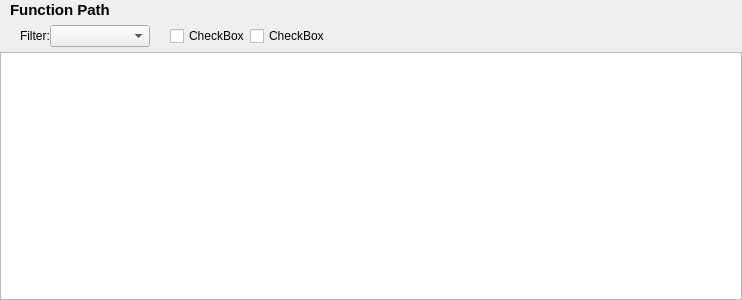
Above: Ui/FuncFormMob.ui from golden7602/zion before the change. Below: the same form after it.
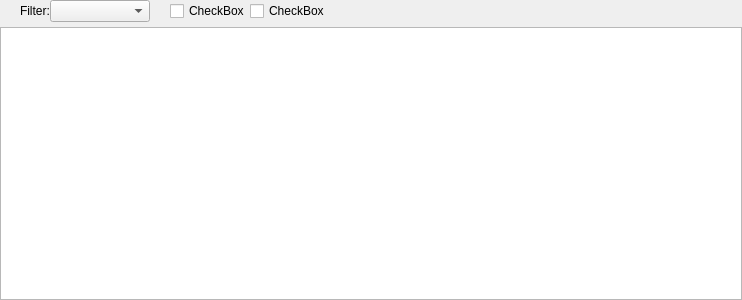
That is the form after the change.

```diff
--- a/Ui/FuncFormMob.ui
+++ b/Ui/FuncFormMob.ui
@@ -34,45 +34,10 @@
    <property name="bottomMargin">
     <number>0</number>
    </property>
-   <item>
-    <layout class="QHBoxLayout" name="horizontalLayout_2">
-     <item>
-      <spacer name="horizontalSpacer_4">
-       <property name="orientation">
-        <enum>Qt::Horizontal</enum>
-       </property>
-       <property name="sizeType">
-        <enum>QSizePolicy::Fixed</enum>
-       </property>
-       <property name="sizeHint" stdset="0">
-        <size>
-         <width>10</width>
-         <height>20</height>
-        </size>
-       </property>
-      </spacer>
-     </item>
-     <item>
-      <widget class="QLabel" name="label_FuncFullPath">
-       <property name="font">
-        <font>
-         <family>Arial</family>
-         <pointsize>11</pointsize>
-         <weight>75</weight>
-         <bold>true</bold>
-        </font>
-       </property>
-       <property name="text">
-        <string>Function Path</string>
-       </property>
-      </widget>
-     </item>
-    </layout>
-   </item>
    <item>
     <layout class="QHBoxLayout" name="horizontalLayout_3">
      <property name="topMargin">
-      <number>5</number>
+      <number>0</number>
      </property>
      <property name="bottomMargin">
       <number>5</number>
```
